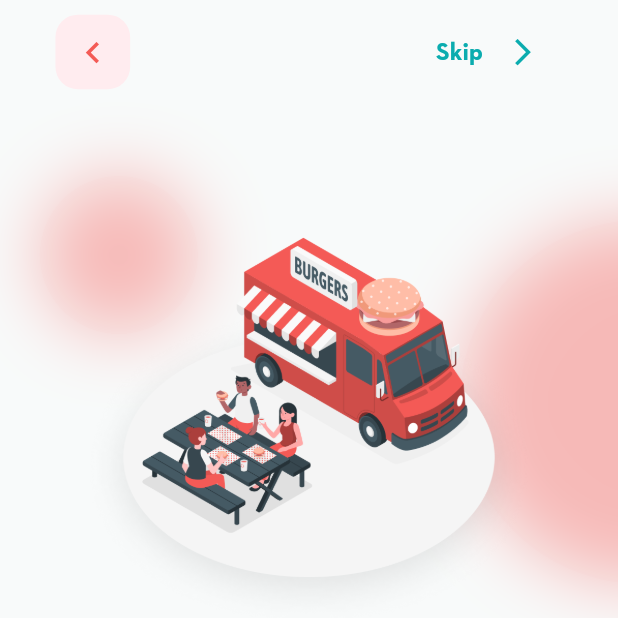
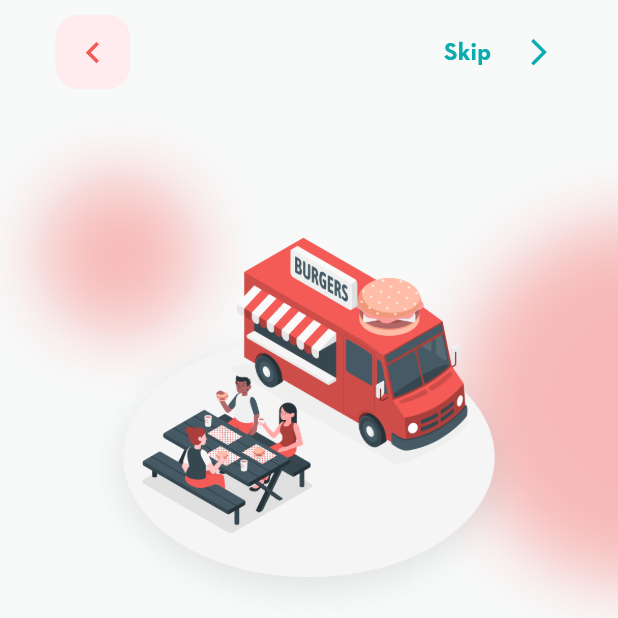
Before and after one commit to sari-shehada/marsoulna-customerapp, a Flutter app: the OnboardingView screen opened by its route, on a phone screen of 412 x 824 dp, the top half of it. Run offline on Flutter 3.47's test engine with Material 2 defaults, Android fonts, the phone set to English and light mode, and no system bars; our stand-ins replace dio, flutter_keyboard_visibility, flutter_screenutil, flutter_svg, fpdart, get and 3 more; missing offline and left inert: curved_progress_bar; accounts and stored records are empty.

Commit message:
Fixed a bug with arabic language having the skip button overlap its boundaries

```diff
--- a/lib/app/modules/onboarding/views/widgets/onboarding_skip_button.dart
+++ b/lib/app/modules/onboarding/views/widgets/onboarding_skip_button.dart
@@ -1,6 +1,7 @@
 import 'package:flutter/material.dart';
 import 'package:get/get.dart';
 import 'package:marsoulna/extensions/responsiveness_extensions.dart';
+import 'package:marsoulna/utils/spacing_utils/spacing_utils.dart';
 
 import '../../../../../config/design/container_config.dart';
 import '../../../../../generated/locales.g.dart';
@@ -20,10 +21,8 @@ class OnboardingSkipButton extends StatelessWidget {
     return Container(
       decoration: BoxDecoration(
         borderRadius: ContainerConfig.defaultBorderRadius,
-        // color: colorScheme.secondaryContainer,
       ),
       height: 50.responsiveFromHeight,
-      width: 100.responsiveFromWidth,
       child: Material(
         color: Colors.transparent,
         child: InkWell(
@@ -31,12 +30,11 @@ class OnboardingSkipButton extends StatelessWidget {
           borderRadius: ContainerConfig.defaultBorderRadius,
           child: Padding(
             padding: EdgeInsetsDirectional.only(
-              start: 20.responsiveFromWidth,
-              end: 15.responsiveFromWidth,
+              start: 10.responsiveFromWidth,
+              end: 5.responsiveFromWidth,
             ),
             child: Row(
-              mainAxisSize: MainAxisSize.max,
-              mainAxisAlignment: MainAxisAlignment.spaceBetween,
+              mainAxisSize: MainAxisSize.min,
               children: [
                 Text(
                   LocaleKeys.commonLocaleSkip.tr,
@@ -44,6 +42,7 @@ class OnboardingSkipButton extends StatelessWidget {
                     color: colorScheme.secondary,
                   ),
                 ),
+                AddHorizontalSpacing(value: 20.responsiveFromWidth),
                 Icon(
                   Icons.arrow_forward_ios,
                   color: colorScheme.secondary,
```
